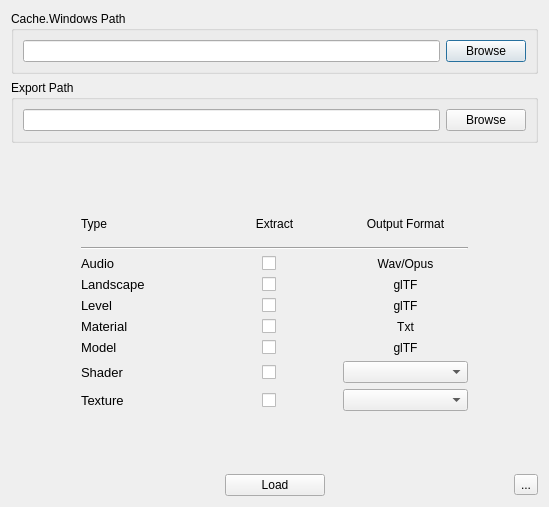
Before: the Qt Designer form ui/Picker.ui in Puxtril/Warframe-Exporter, drawn with Qt 5.
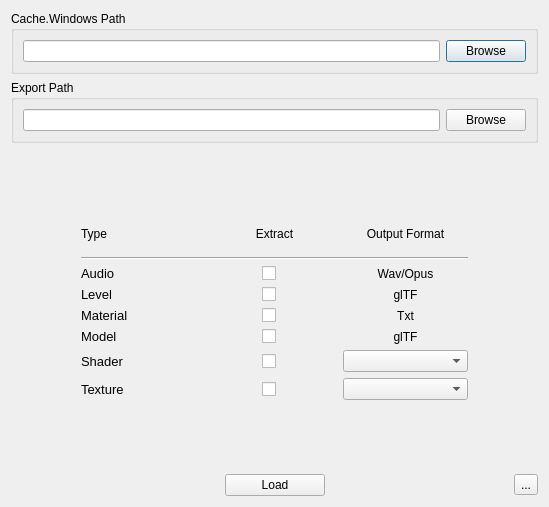
After: the same form once the commit is applied. Icons and pictures are not drawn.

Commit message:
Remove landscape option from UI
This was nice for debugging purposes, but now that Landscapes are
extracted with levels, I don't think any UI user will care about
extracting landscapes by themselves. The CLI option still exists.

```diff
--- a/ui/Picker.ui
+++ b/ui/Picker.ui
@@ -264,78 +264,6 @@
          </item>
         </layout>
        </item>
-       <item>
-        <layout class="QHBoxLayout" name="LandscapeSection">
-         <item>
-          <widget class="QLabel" name="LandscapeLabel">
-           <property name="sizePolicy">
-            <sizepolicy hsizetype="Minimum" vsizetype="Preferred">
-             <horstretch>0</horstretch>
-             <verstretch>0</verstretch>
-            </sizepolicy>
-           </property>
-           <property name="minimumSize">
-            <size>
-             <width>70</width>
-             <height>0</height>
-            </size>
-           </property>
-           <property name="font">
-            <font>
-             <pointsize>10</pointsize>
-            </font>
-           </property>
-           <property name="whatsThis">
-            <string>&lt;html&gt;&lt;head/&gt;&lt;body&gt;&lt;p&gt;Landscape meshes for Levels. These are massive models.&lt;/p&gt;&lt;/body&gt;&lt;/html&gt;</string>
-           </property>
-           <property name="text">
-            <string>Landscape</string>
-           </property>
-          </widget>
-         </item>
-         <item>
-          <widget class="QCheckBox" name="LandscapeCheckbox">
-           <property name="sizePolicy">
-            <sizepolicy hsizetype="Ignored" vsizetype="Fixed">
-             <horstretch>0</horstretch>
-             <verstretch>0</verstretch>
-            </sizepolicy>
-           </property>
-           <property name="layoutDirection">
-            <enum>Qt::LayoutDirection::LeftToRight</enum>
-           </property>
-           <property name="styleSheet">
-            <string notr="true">margin-left:50%; margin-right:50%;</string>
-           </property>
-           <property name="text">
-            <string/>
-           </property>
-           <property name="tristate">
-            <bool>false</bool>
-           </property>
-          </widget>
-         </item>
-         <item>
-          <widget class="QLabel" name="LandscapeFormatLabel">
-           <property name="sizePolicy">
-            <sizepolicy hsizetype="Preferred" vsizetype="Preferred">
-             <horstretch>0</horstretch>
-             <verstretch>0</verstretch>
-            </sizepolicy>
-           </property>
-           <property name="whatsThis">
-            <string>&lt;html&gt;&lt;head/&gt;&lt;body&gt;&lt;p&gt;Audio files are stored as both of these formats in-game, which determins the export format.&lt;/p&gt;&lt;/body&gt;&lt;/html&gt;</string>
-           </property>
-           <property name="text">
-            <string>glTF</string>
-           </property>
-           <property name="alignment">
-            <set>Qt::AlignmentFlag::AlignCenter</set>
-           </property>
-          </widget>
-         </item>
-        </layout>
-       </item>
        <item>
         <layout class="QHBoxLayout" name="LevelSection">
          <item>
```
The commit also changes 4 other files.
